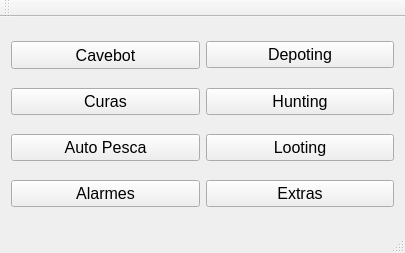
The window that mainwindow.ui (hookahbrazil/Bother) describes before a commit, drawn with Qt 5.
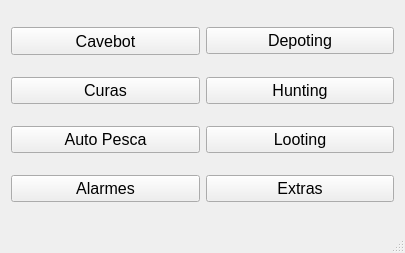
The same window after the commit. Icons and pictures are not drawn.

```diff
--- a/mainwindow.ui
+++ b/mainwindow.ui
@@ -141,6 +141,12 @@
         <bold>false</bold>
        </font>
       </property>
+      <property name="layoutDirection">
+       <enum>Qt::LeftToRight</enum>
+      </property>
+      <property name="autoFillBackground">
+       <bool>false</bool>
+      </property>
       <property name="text">
        <string>Auto Pesca</string>
       </property>
@@ -154,6 +160,18 @@
         <height>32</height>
        </size>
       </property>
+      <property name="checkable">
+       <bool>false</bool>
+      </property>
+      <property name="autoDefault">
+       <bool>false</bool>
+      </property>
+      <property name="default">
+       <bool>false</bool>
+      </property>
+      <property name="flat">
+       <bool>false</bool>
+      </property>
      </widget>
     </item>
     <item row="2" column="1">
@@ -240,14 +258,6 @@
     </rect>
    </property>
   </widget>
-  <widget class="QToolBar" name="mainToolBar">
-   <attribute name="toolBarArea">
-    <enum>TopToolBarArea</enum>
-   </attribute>
-   <attribute name="toolBarBreak">
-    <bool>false</bool>
-   </attribute>
-  </widget>
   <widget class="QStatusBar" name="statusBar"/>
  </widget>
  <layoutdefault spacing="6" margin="11"/>
```
Left out of the diff: 4 changed lines with no effect on the pictures.
